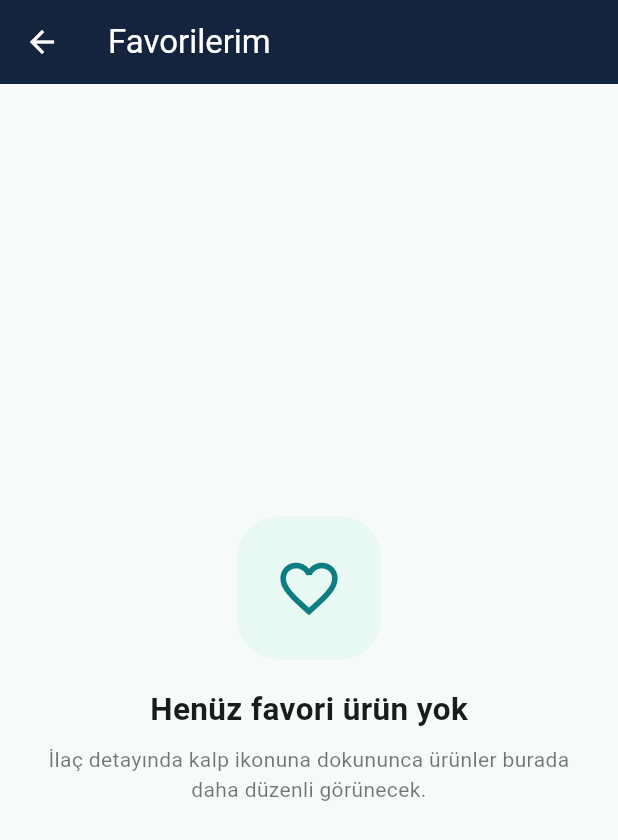
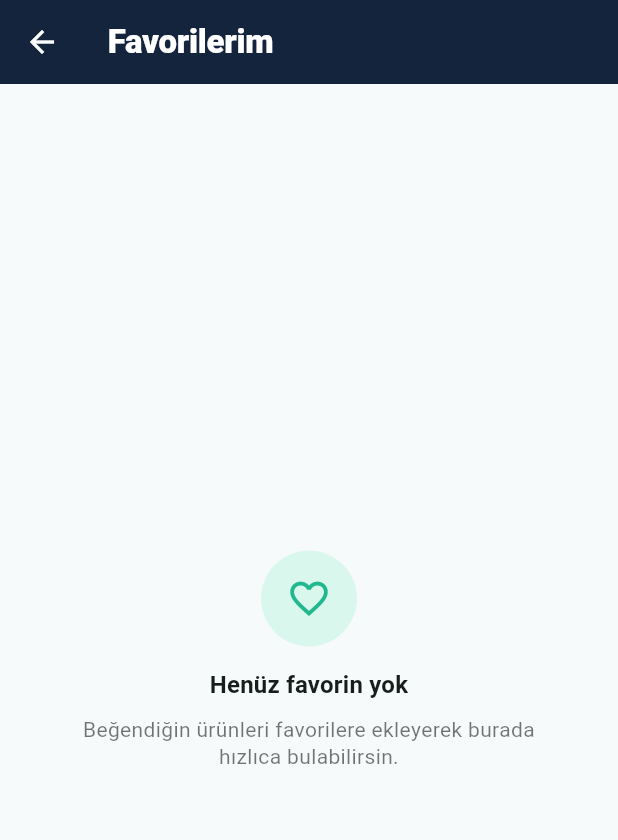
Before and after one commit to durunisatekin/ilac_getir., a Flutter app: the screen it shows after launch, after a tap on "Favorilerim", on a phone screen of 412 x 824 dp. Shown: the top 840 px of the screen. Run offline on Flutter 3.47's test engine with Material 3 defaults, Android fonts, the phone set to English and light mode, and no system bars; our stand-ins replace flutter_map, geolocator, latlong2, shared_preferences.

Commit message:
feat: modern theme and interactive OSM map
Co-authored-by: Cursor <cursoragent@cursor.com>

```diff
--- a/lib/main.dart
+++ b/lib/main.dart
@@ -2,7 +2,7 @@ import 'package:flutter/material.dart';
 import 'package:ilac_getir/models/cart_model.dart';
 import 'package:ilac_getir/models/favorite_model.dart';
 import 'package:ilac_getir/models/user_model.dart';
-import 'package:ilac_getir/theme/app_colors.dart';
+import 'package:ilac_getir/theme/app_theme.dart';
 import 'package:provider/provider.dart';
 import 'screens/eczane_harita_page.dart';
 import 'screens/odeme_page.dart';
@@ -29,25 +29,7 @@ class MyApp extends StatelessWidget {
       child: MaterialApp(
         title: "Dvita",
         debugShowCheckedModeBanner: false,
-        theme: ThemeData(
-          scaffoldBackgroundColor: AppColors.background,
-          primaryColor: AppColors.primary,
-          colorScheme: ColorScheme.fromSeed(
-            seedColor: AppColors.primary,
-            primary: AppColors.primary,
-            secondary: AppColors.accent,
-          ),
-          appBarTheme: const AppBarTheme(
-            backgroundColor: AppColors.navy,
-            foregroundColor: Colors.white,
-          ),
-          elevatedButtonTheme: ElevatedButtonThemeData(
-            style: ElevatedButton.styleFrom(
-              backgroundColor: AppColors.primary,
-              foregroundColor: Colors.white,
-            ),
-          ),
-        ),
+        theme: AppTheme.light(),
         home: const SplashPage(),
         routes: {
           "/sepet": (_) => const SepetPage(),
--- a/lib/screens/favorites_page.dart
+++ b/lib/screens/favorites_page.dart
@@ -3,7 +3,9 @@ import 'package:provider/provider.dart';
 import '../data/medicine_data.dart';
 import '../models/cart_model.dart';
 import '../models/favorite_model.dart';
-import '../theme/app_colors.dart';
+import '../widgets/empty_state.dart';
+import '../widgets/pill_badge.dart';
+import '../widgets/price_text.dart';
 
 class FavoritesPage extends StatelessWidget {
   const FavoritesPage({super.key});
@@ -17,14 +19,13 @@ class FavoritesPage extends StatelessWidget {
         .toList();
 
     return Scaffold(
-      backgroundColor: AppColors.background,
-      appBar: AppBar(
-        title: const Text("Favorilerim"),
-        backgroundColor: AppColors.navy,
-        foregroundColor: Colors.white,
-      ),
+      appBar: AppBar(title: const Text("Favorilerim")),
       body: favoriteMedicines.isEmpty
-          ? const _EmptyFavorites()
+          ? const EmptyState(
+              icon: Icons.favorite_border,
+              title: "Henüz favorin yok",
+              message: "Beğendiğin ürünleri favorilere ekleyerek burada hızlıca bulabilirsin.",
+            )
           : ListView(
               padding: const EdgeInsets.fromLTRB(14, 14, 14, 24),
               children: [
@@ -36,7 +37,7 @@ class FavoritesPage extends StatelessWidget {
                     onAddToCart: () {
                       cart.addItem(
                         medicine["name"] as String,
-                        medicine["price"] as double,
+                        (medicine["price"] as num).toDouble(),
                       );
                       ScaffoldMessenger.of(context).showSnackBar(
                         SnackBar(
@@ -63,10 +64,11 @@ class _FavoritesHeader extends StatelessWidget {
 
   @override
   Widget build(BuildContext context) {
+    final theme = Theme.of(context);
     return Container(
       padding: const EdgeInsets.all(16),
       decoration: BoxDecoration(
-        color: AppColors.navy,
+        color: theme.colorScheme.primary,
         borderRadius: BorderRadius.circular(18),
       ),
       child: Row(
@@ -75,10 +77,10 @@ class _FavoritesHeader extends StatelessWidget {
             width: 52,
             height: 52,
             decoration: BoxDecoration(
-              color: Colors.white.withValues(alpha: 0.14),
+              color: Colors.white.withValues(alpha: 0.16),
               borderRadius: BorderRadius.circular(16),
             ),
-            child: const Icon(Icons.favorite, color: Colors.redAccent),
+            child: const Icon(Icons.favorite, color: Colors.white),
           ),
           const SizedBox(width: 13),
           Expanded(
@@ -122,18 +124,16 @@ class _FavoriteMedicineCard extends StatelessWidget {
   Widget build(BuildContext context) {
     final name = medicine["name"] as String;
     final type = medicine["type"] as String;
-    final price = medicine["price"] as double;
-    final image = medicine["image"] as String;
+    final price = (medicine["price"] as num).toDouble();
+    final image = medicine["image"] as String?;
+    final theme = Theme.of(context);
 
     return Container(
       margin: const EdgeInsets.only(bottom: 12),
       decoration: BoxDecoration(
-        color: Colors.white,
+        color: theme.cardColor,
         borderRadius: BorderRadius.circular(18),
-        border: Border.all(color: Colors.grey.shade200),
-        boxShadow: const [
-          BoxShadow(color: Colors.black12, blurRadius: 10, offset: Offset(0, 4)),
-        ],
+        border: Border.all(color: theme.colorScheme.primaryContainer),
       ),
       child: Padding(
         padding: const EdgeInsets.all(12),
@@ -149,13 +149,15 @@ class _FavoriteMedicineCard extends StatelessWidget {
                 borderRadius: BorderRadius.circular(16),
                 border: Border.all(color: Colors.grey.shade100),
               ),
-              child: Image.asset(
-                image,
-                fit: BoxFit.contain,
-                errorBuilder: (context, error, stackTrace) {
-                  return const Icon(Icons.medication, color: AppColors.primaryDark);
-                },
-              ),
+              child: image == null
+                  ? Icon(Icons.medication, color: theme.colorScheme.primary)
+                  : Image.asset(
+                      image,
+                      fit: BoxFit.contain,
+                      errorBuilder: (context, error, stackTrace) {
+                        return Icon(Icons.medication, color: theme.colorScheme.primary);
+                      },
+                    ),
             ),
             const SizedBox(width: 12),
             Expanded(
@@ -194,19 +196,12 @@ class _FavoriteMedicineCard extends StatelessWidget {
                     ],
                   ),
                   const SizedBox(height: 6),
-                  _CategoryPill(type: type),
+                  PillBadge(text: categoryTitle(type)),
                   const SizedBox(height: 10),
                   Row(
                     children: [
                       Expanded(
-                        child: Text(
-                          "${price.toStringAsFixed(0)} TL",
-                          style: const TextStyle(
-                            color: AppColors.primaryDark,
-                            fontSize: 18,
-                            fontWeight: FontWeight.bold,
-                          ),
-                        ),
+                        child: PriceText(price: price),
                       ),
                       SizedBox(
                         height: 38,
@@ -214,14 +209,7 @@ class _FavoriteMedicineCard extends StatelessWidget {
                           onPressed: onAddToCart,
                           icon: const Icon(Icons.add_shopping_cart, size: 18),
                           label: const Text("Sepete ekle"),
-                          style: ElevatedButton.styleFrom(
-                            backgroundColor: AppColors.primary,
-                            foregroundColor: Colors.white,
-                            padding: const EdgeInsets.symmetric(horizontal: 12),
-                            shape: RoundedRectangleBorder(
-                              borderRadius: BorderRadius.circular(12),
-                            ),
-                          ),
+                          style: ElevatedButton.styleFrom(padding: const EdgeInsets.symmetric(horizontal: 12)),
                         ),
                       ),
                     ],
@@ -235,70 +223,3 @@ class _FavoriteMedicineCard extends StatelessWidget {
     );
   }
 }
-
-class _CategoryPill extends StatelessWidget {
-  final String type;
-
-  const _CategoryPill({required this.type});
-
-  @override
-  Widget build(BuildContext context) {
-    return Container(
-      padding: const EdgeInsets.symmetric(horizontal: 9, vertical: 5),
-      decoration: BoxDecoration(
-        color: AppColors.primaryLight,
-        borderRadius: BorderRadius.circular(999),
-      ),
-      child: Text(
-        categoryTitle(type),
-        style: const TextStyle(
-          color: AppColors.primaryDark,
-          fontSize: 12,
-          fontWeight: FontWeight.bold,
-        ),
-      ),
-    );
-  }
-}
-
-class _EmptyFavorites extends StatelessWidget {
-  const _EmptyFavorites();
-
-  @override
-  Widget build(BuildContext context) {
-    return Center(
-      child: Padding(
-        padding: const EdgeInsets.all(28),
-        child: Column(
-          mainAxisSize: MainAxisSize.min,
-          children: [
-            Container(
-              width: 96,
-              height: 96,
-              decoration: BoxDecoration(
-                color: AppColors.primaryLight,
-                borderRadius: BorderRadius.circular(28),
-              ),
-              child: const Icon(
-                Icons.favorite_border,
-                size: 46,
-                color: AppColors.primaryDark,
-              ),
-            ),
-            const SizedBox(height: 18),
-            const Text(
-              "Henüz favori ürün yok",
-              style: TextStyle(fontSize: 21, fontWeight: FontWeight.bold),
-            ),
-            const SizedBox(height: 8),
-            const Text(
-              "İlaç detayında kalp ikonuna dokununca ürünler burada daha düzenli görünecek.",
-              textAlign: TextAlign.center,
-              style: TextStyle(color: Colors.black54, height: 1.4),
-            ),
-          ],
-        ),
-      ),
-    );
-  }
-}
--- /dev/null
+++ b/lib/theme/app_theme.dart
@@ -0,0 +1,98 @@
+import 'package:flutter/material.dart';
+
+import 'app_colors.dart';
+
+class AppTheme {
+  static ThemeData light() {
+    final base = ThemeData(
+      useMaterial3: true,
+      colorScheme: ColorScheme.fromSeed(
+        seedColor: AppColors.primary,
+        primary: AppColors.primary,
+        secondary: AppColors.accent,
+        surface: Colors.white,
+      ),
+    );
+
+    const radius = 16.0;
+
+    return base.copyWith(
+      scaffoldBackgroundColor: AppColors.background,
+      appBarTheme: const AppBarTheme(
+        backgroundColor: AppColors.navy,
+        foregroundColor: Colors.white,
+        elevation: 0,
+        centerTitle: false,
+      ),
+      cardTheme: CardTheme(
+        color: Colors.white,
+        elevation: 0,
+        margin: EdgeInsets.zero,
+        shape: RoundedRectangleBorder(
+          borderRadius: BorderRadius.circular(radius),
+          side: const BorderSide(color: AppColors.primaryLight),
+        ),
+      ),
+      dividerTheme: const DividerThemeData(
+        color: Color(0xFFE6EEF0),
+        thickness: 1,
+        space: 24,
+      ),
+      snackBarTheme: SnackBarThemeData(
+        behavior: SnackBarBehavior.floating,
+        backgroundColor: AppColors.navy,
+        contentTextStyle: base.textTheme.bodyMedium?.copyWith(color: Colors.white),
+        shape: RoundedRectangleBorder(borderRadius: BorderRadius.circular(12)),
+      ),
+      inputDecorationTheme: InputDecorationTheme(
+        filled: true,
+        fillColor: Colors.white,
+        hintStyle: base.textTheme.bodyMedium?.copyWith(color: Colors.black45),
+        prefixIconColor: AppColors.primaryDark,
+        border: OutlineInputBorder(
+          borderRadius: BorderRadius.circular(14),
+          borderSide: BorderSide.none,
+        ),
+      ),
+      elevatedButtonTheme: ElevatedButtonThemeData(
+        style: ElevatedButton.styleFrom(
+          backgroundColor: AppColors.primary,
+          foregroundColor: Colors.white,
+          elevation: 0,
+          padding: const EdgeInsets.symmetric(horizontal: 16, vertical: 14),
+          shape: RoundedRectangleBorder(
+            borderRadius: BorderRadius.circular(14),
+          ),
+          textStyle: const TextStyle(fontWeight: FontWeight.w700),
+        ),
+      ),
+      outlinedButtonTheme: OutlinedButtonThemeData(
+        style: OutlinedButton.styleFrom(
+          foregroundColor: AppColors.primaryDark,
+          side: const BorderSide(color: AppColors.primaryLight),
+          padding: const EdgeInsets.symmetric(horizontal: 16, vertical: 14),
+          shape: RoundedRectangleBorder(
+            borderRadius: BorderRadius.circular(14),
+          ),
+          textStyle: const TextStyle(fontWeight: FontWeight.w700),
+        ),
+      ),
+      textTheme: base.textTheme.copyWith(
+        titleLarge: base.textTheme.titleLarge?.copyWith(
+          fontWeight: FontWeight.w800,
+          letterSpacing: -0.2,
+        ),
+        titleMedium: base.textTheme.titleMedium?.copyWith(fontWeight: FontWeight.w700),
+        bodyLarge: base.textTheme.bodyLarge?.copyWith(height: 1.25),
+        bodyMedium: base.textTheme.bodyMedium?.copyWith(height: 1.25),
+      ),
+      bottomNavigationBarTheme: const BottomNavigationBarThemeData(
+        backgroundColor: Colors.white,
+        selectedItemColor: AppColors.primary,
+        unselectedItemColor: Colors.black54,
+        type: BottomNavigationBarType.fixed,
+        showUnselectedLabels: true,
+      ),
+    );
+  }
+}
--- /dev/null
+++ b/lib/widgets/empty_state.dart
@@ -0,0 +1,62 @@
+import 'package:flutter/material.dart';
+
+class EmptyState extends StatelessWidget {
+  final IconData icon;
+  final String title;
+  final String? message;
+  final Widget? action;
+
+  const EmptyState({
+    super.key,
+    required this.icon,
+    required this.title,
+    this.message,
+    this.action,
+  });
+
+  @override
+  Widget build(BuildContext context) {
+    final theme = Theme.of(context);
+
+    return Center(
+      child: ConstrainedBox(
+        constraints: const BoxConstraints(maxWidth: 360),
+        child: Padding(
+          padding: const EdgeInsets.all(24),
+          child: Column(
+            mainAxisSize: MainAxisSize.min,
+            children: [
+              Container(
+                width: 64,
+                height: 64,
+                decoration: BoxDecoration(
+                  color: theme.colorScheme.primaryContainer.withValues(alpha: 0.35),
+                  shape: BoxShape.circle,
+                ),
+                child: Icon(icon, color: theme.colorScheme.primary, size: 30),
+              ),
+              const SizedBox(height: 14),
+              Text(
+                title,
+                textAlign: TextAlign.center,
+                style: theme.textTheme.titleMedium,
+              ),
+              if (message != null) ...[
+                const SizedBox(height: 8),
+                Text(
+                  message!,
+                  textAlign: TextAlign.center,
+                  style: theme.textTheme.bodyMedium?.copyWith(color: Colors.black54),
+                ),
+              ],
+              if (action != null) ...[
+                const SizedBox(height: 18),
+                action!,
+              ],
+            ],
+          ),
+        ),
+      ),
+    );
+  }
+}
--- a/pubspec.yaml
+++ b/pubspec.yaml
@@ -36,7 +36,8 @@ dependencies:
   cupertino_icons: ^1.0.8
   provider: ^6.1.2
   shared_preferences: ^2.3.3
-  google_maps_flutter: ^2.5.3
+  flutter_map: ^7.0.2
+  latlong2: ^0.9.1
   geolocator: ^10.1.0
 
 dev_dependencies:
```
Also changed, not shown: lib/screens/pharmacy_map_page.dart (+48 -80 lines), lib/screens/search_page.dart (+16 -28 lines), lib/screens/siparis_durum_page.dart (+8 -29 lines), lib/widgets/app_card.dart (added, +32 -0 lines), lib/widgets/pill_badge.dart (added, +33 -0 lines), lib/widgets/price_text.dart (added, +20 -0 lines), lib/widgets/section_header.dart (added, +31 -0 lines).
